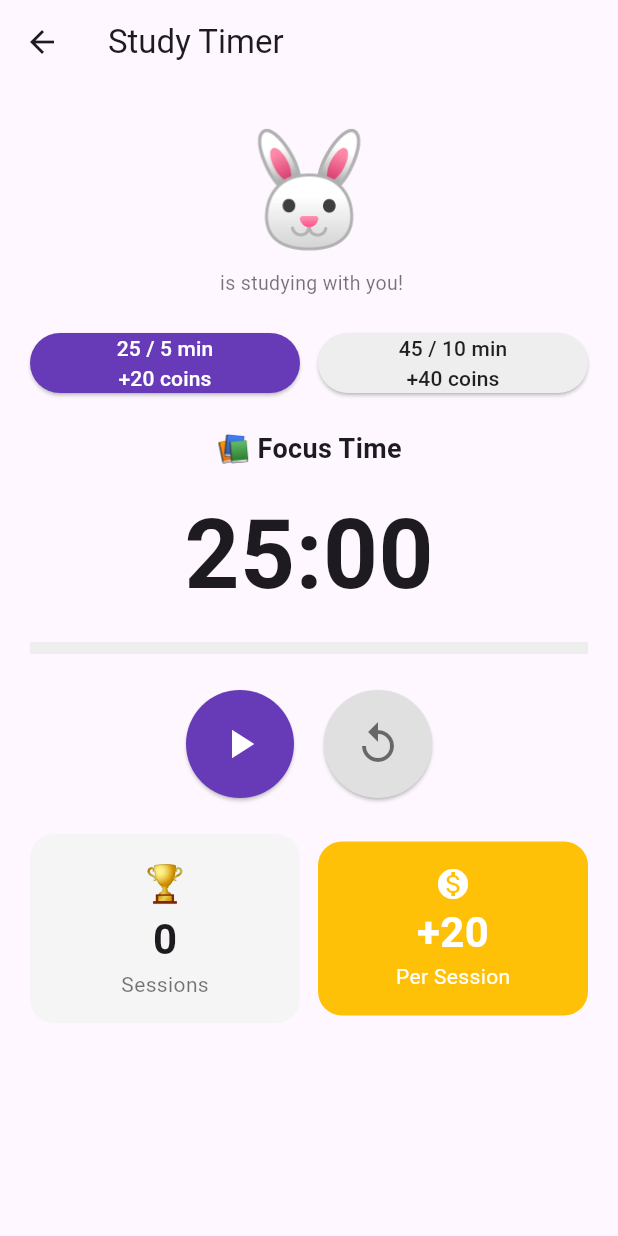
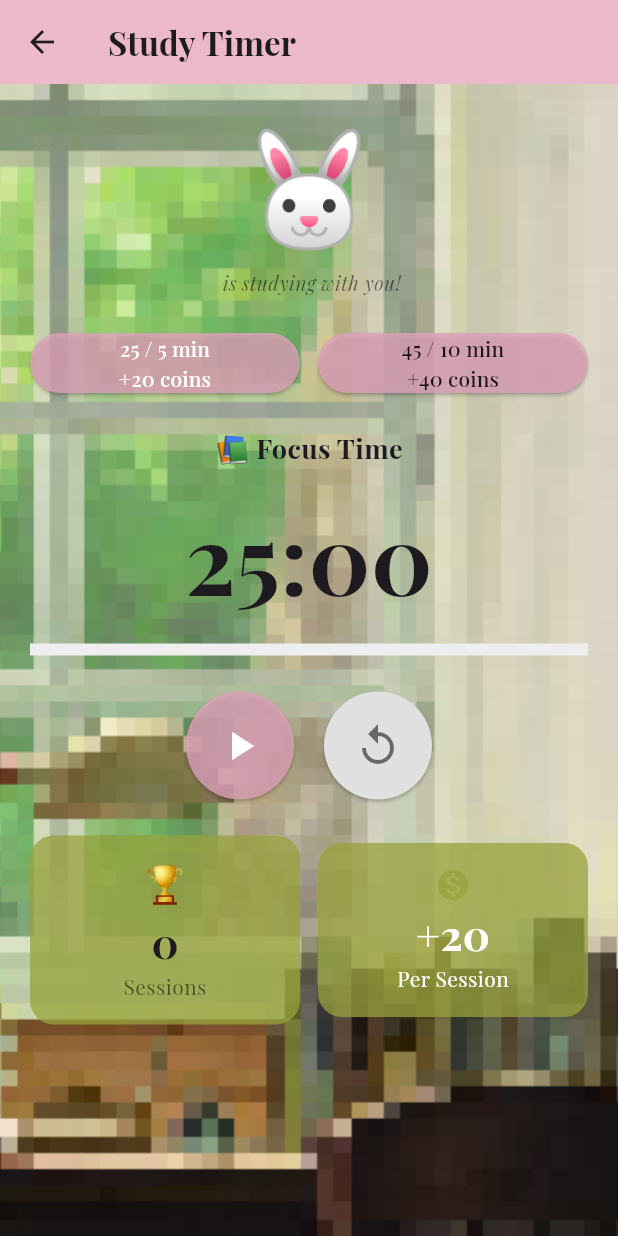
Before and after one commit to brit-dotcom/GWC-Project-7, a Flutter app: the StudyScreen screen opened directly with empty values, on a phone screen of 412 x 824 dp. Run offline on Flutter 3.47's test engine with Material 3 defaults, Android fonts, the light colour scheme and no system bars; our stand-ins replace cloud_firestore, firebase_auth, firebase_core, google_fonts; accounts and stored records are empty.

Commit message:
i made the study screnn look a lil prettier

```diff
--- a/lib/screens/study_screen.dart
+++ b/lib/screens/study_screen.dart
@@ -3,18 +3,12 @@ import 'package:flutter/material.dart';
 import 'package:firebase_auth/firebase_auth.dart';
 import '../models/pet.dart';
 import '../services/pet_service.dart';
+import 'package:google_fonts/google_fonts.dart';
 
-// Two timer mode options
-enum TimerMode {
-  short, // 25 min focus, 5 min break  → 20 coins
-  long,  // 45 min focus, 10 min break → 40 coins
-}
-
-// Whether we're in focus time or break time
+enum TimerMode { short, long }
 enum TimerPhase { focus, breakTime }
 
 class StudyScreen extends StatefulWidget {
-  // Pet is passed in from HomePage so the sprite can be displayed.
   final Pet pet;
   final Future<void> Function() onSessionComplete;
 
@@ -31,30 +25,18 @@ class StudyScreen extends StatefulWidget {
 class _StudyScreenState extends State<StudyScreen> {
   final petService = PetService();
 
-  // Current timer mode — defaults to short (25/5)
   TimerMode selectedMode = TimerMode.short;
-
-  // Whether we're in focus or break phase
   TimerPhase currentPhase = TimerPhase.focus;
 
-  // Timer state
   Timer? _timer;
   bool isRunning = false;
   int secondsRemaining = 25 * 60;
-
-  // Tracks completed focus sessions this screen visit
   int sessionsCompleted = 0;
 
-  // Focus/break durations per mode
   int get focusMinutes => selectedMode == TimerMode.short ? 25 : 45;
-  int get breakMinutes => selectedMode == TimerMode.short ?  5 : 10;
-
-  // Coin rewards matching game logic:
-  //   25 min session (short) → 20 coins
-  //   45 min session (long)  → 40 coins
+  int get breakMinutes => selectedMode == TimerMode.short ? 5 : 10;
   int get coinReward => selectedMode == TimerMode.short ? 20 : 40;
 
-  // ── Placeholder sprite (swap for Image.asset once designer assets are ready)
   String get _petEmoji {
     switch (widget.pet.type) {
       case PetType.bunny: return '🐰';
@@ -69,9 +51,6 @@ class _StudyScreenState extends State<StudyScreen> {
     super.dispose();
   }
 
-  // ── Timer controls ───────────────────────────
-
-  // Switch modes — only allowed when timer is stopped
   void selectMode(TimerMode mode) {
     if (isRunning) return;
     setState(() {
@@ -108,11 +87,8 @@ class _StudyScreenState extends State<StudyScreen> {
     });
   }
 
-  // ── Phase completion ─────────────────────────
-
   Future<void> _onPhaseComplete() async {
     if (currentPhase == TimerPhase.focus) {
-      // Focus session done — award coins then move to break
       await _awardCoins();
       setState(() {
         currentPhase = TimerPhase.breakTime;
@@ -121,7 +97,6 @@ class _StudyScreenState extends State<StudyScreen> {
       });
       _showSnackbar('Focus session complete! +$coinReward coins earned 🎉');
     } else {
-      // Break done — reset back to focus
       setState(() {
         currentPhase = TimerPhase.focus;
         secondsRemaining = focusMinutes * 60;
@@ -130,20 +105,14 @@ class _StudyScreenState extends State<StudyScreen> {
     }
   }
 
-  // Awards coins by going through the pet model so BOTH coins and
-  // totalCoinsEarned are updated correctly in Firestore.
   Future<void> _awardCoins() async {
     try {
-      final userId     = FirebaseAuth.instance.currentUser!.uid;
+      final userId = FirebaseAuth.instance.currentUser!.uid;
       final currentPet = await petService.getPet(userId);
       if (currentPet == null) return;
 
-      // applyPomodoroSession uses focusMinutes to determine the reward tier
-      // and calls _earn() internally, which increments both coin fields.
       final updatedPet = currentPet.applyPomodoroSession(focusMinutes);
       await petService.savePet(userId, updatedPet);
-
-      // Tell HomePage to refresh so the coin badge updates immediately
       await widget.onSessionComplete();
     } catch (e) {
       if (mounted) {
@@ -157,20 +126,16 @@ class _StudyScreenState extends State<StudyScreen> {
   void _showSnackbar(String message) {
     if (mounted) {
       ScaffoldMessenger.of(context)
-          .showSnackBar(SnackBar(content: Text(message)));
+          .showSnackBar(SnackBar(content: Text(message, style: GoogleFonts.playfairDisplay())));
     }
   }
 
-  // ── Display helpers ──────────────────────────
-
-  // Formats seconds as MM:SS (e.g. 1500 → "25:00")
   String get timerDisplay {
     final m = secondsRemaining ~/ 60;
-    final s = secondsRemaining  % 60;
+    final s = secondsRemaining % 60;
     return '${m.toString().padLeft(2, '0')}:${s.toString().padLeft(2, '0')}';
   }
 
-  // 0.0 → 1.0 progress for the bar
   double get timerProgress {
     final total = currentPhase == TimerPhase.focus
         ? focusMinutes * 60
@@ -178,35 +143,44 @@ class _StudyScreenState extends State<StudyScreen> {
     return 1 - (secondsRemaining / total);
   }
 
-  // ── Build ─────────────────────────────────────
-
   @override
   Widget build(BuildContext context) {
     final isFocus = currentPhase == TimerPhase.focus;
 
     return Scaffold(
-      appBar: AppBar(title: const Text('Study Timer')),
-      body: SingleChildScrollView(
+      appBar: AppBar(
+        title: Text(
+          'Study Timer',
+          style: GoogleFonts.playfairDisplay(fontWeight: FontWeight.bold),
+        ),
+        backgroundColor: Color.fromARGB(255, 235, 185, 201),
+      ),
+      body: Stack(
+        children:[
+          Image.asset(
+            'assets/bgss.png',
+            fit: BoxFit.cover,
+            width: double.infinity,
+            height: double.infinity,
+          ),
+
+      SingleChildScrollView(
         padding: const EdgeInsets.all(20),
         child: Column(
           children: [
-
             // ── Pet sprite ───────────────────────
-            // Shows the pet watching over the study session.
-            // Replace Text(_petEmoji) with Image.asset(widget.pet.spriteAsset)
-            // once designer assets are in place.
-            Text(
-              _petEmoji,
-              style: const TextStyle(fontSize: 72),
-            ),
+            Text(_petEmoji, style: const TextStyle(fontSize: 72)),
             Text(
               '${widget.pet.name} is studying with you!',
-              style: const TextStyle(fontSize: 13, color: Colors.black54),
+              style: GoogleFonts.playfairDisplay(
+                fontSize: 13,
+                color: Colors.black54,
+                fontStyle: FontStyle.italic,
+              ),
             ),
             const SizedBox(height: 20),
 
             // ── Mode selector ────────────────────
-            // Disabled while the timer is running.
             Row(
               children: [
                 Expanded(
@@ -214,15 +188,16 @@ class _StudyScreenState extends State<StudyScreen> {
                     onPressed: isRunning ? null : () => selectMode(TimerMode.short),
                     style: ElevatedButton.styleFrom(
                       backgroundColor: selectedMode == TimerMode.short
-                          ? Colors.deepPurple
+                          ? Color.fromRGBO(224, 163, 187, 0.80)
                           : Colors.grey.shade200,
                       foregroundColor: selectedMode == TimerMode.short
                           ? Colors.white
                           : Colors.black87,
                     ),
-                    child: const Text(
+                    child: Text(
                       '25 / 5 min\n+20 coins',
                       textAlign: TextAlign.center,
+                      style: GoogleFonts.playfairDisplay(),
                     ),
                   ),
                 ),
@@ -232,15 +207,16 @@ class _StudyScreenState extends State<StudyScreen> {
                     onPressed: isRunning ? null : () => selectMode(TimerMode.long),
                     style: ElevatedButton.styleFrom(
                       backgroundColor: selectedMode == TimerMode.long
-                          ? Colors.deepPurple
-                          : Colors.grey.shade200,
+                          ?Color.fromRGBO(224, 163, 187, 0.80)
+                          :  Color.fromRGBO(224, 163, 187, 0.80),
                       foregroundColor: selectedMode == TimerMode.long
                           ? Colors.white
                           : Colors.black87,
                     ),
-                    child: const Text(
-                      '45 / 10 min\n+40 coins',  // fixed: was +50
+                    child: Text(
+                      '45 / 10 min\n+40 coins',
                       textAlign: TextAlign.center,
+                      style: GoogleFonts.playfairDisplay(),
                     ),
                   ),
                 ),
@@ -251,14 +227,20 @@ class _StudyScreenState extends State<StudyScreen> {
             // ── Phase label ──────────────────────
             Text(
               isFocus ? '📚 Focus Time' : '☕ Break Time',
-              style: const TextStyle(fontSize: 18, fontWeight: FontWeight.bold),
+              style: GoogleFonts.playfairDisplay(
+                fontSize: 18,
+                fontWeight: FontWeight.bold,
+              ),
             ),
             const SizedBox(height: 12),
 
             // ── Countdown display ────────────────
             Text(
               timerDisplay,
-              style: const TextStyle(fontSize: 64, fontWeight: FontWeight.bold),
+              style: GoogleFonts.playfairDisplay(
+                fontSize: 64,
+                fontWeight: FontWeight.bold,
+              ),
             ),
             const SizedBox(height: 12),
 
@@ -268,7 +250,7 @@ class _StudyScreenState extends State<StudyScreen> {
               minHeight: 8,
               backgroundColor: Colors.grey.shade200,
               valueColor: AlwaysStoppedAnimation<Color>(
-                isFocus ? Colors.deepPurple : Colors.green,
+                isFocus ? Color.fromRGBO(224, 163, 187, 0.80) : Color(0xFF97A13B).withValues(alpha: 0.75),
               ),
             ),
             const SizedBox(height: 24),
@@ -280,7 +262,7 @@ class _StudyScreenState extends State<StudyScreen> {
                 ElevatedButton(
                   onPressed: isRunning ? pauseTimer : startTimer,
                   style: ElevatedButton.styleFrom(
-                    backgroundColor: Colors.deepPurple,
+                    backgroundColor: Color.fromRGBO(224, 163, 187, 0.80),
                     foregroundColor: Colors.white,
                     padding: const EdgeInsets.all(20),
                     shape: const CircleBorder(),
@@ -305,14 +287,14 @@ class _StudyScreenState extends State<StudyScreen> {
             ),
             const SizedBox(height: 24),
 
-            // ── Stats row: sessions + coin reward ─
+            // ── Stats row ────────────────────────
             Row(
               children: [
                 Expanded(
                   child: Container(
                     padding: const EdgeInsets.all(16),
                     decoration: BoxDecoration(
-                      color: Colors.grey.shade100,
+                      color: Color(0xFF97A13B).withValues(alpha: 0.75),
                       borderRadius: BorderRadius.circular(16),
                     ),
                     child: Column(
@@ -320,14 +302,16 @@ class _StudyScreenState extends State<StudyScreen> {
                         const Text('🏆', style: TextStyle(fontSize: 24)),
                         Text(
                           '$sessionsCompleted',
-                          style: const TextStyle(
+                          style: GoogleFonts.playfairDisplay(
                             fontSize: 28,
                             fontWeight: FontWeight.bold,
                           ),
                         ),
-                        const Text(
+                        Text(
                           'Sessions',
-                          style: TextStyle(color: Colors.black54),
+                          style: GoogleFonts.playfairDisplay(
+                            color: Colors.black54,
+                          ),
                         ),
                       ],
                     ),
@@ -338,27 +322,29 @@ class _StudyScreenState extends State<StudyScreen> {
                   child: Container(
                     padding: const EdgeInsets.all(16),
                     decoration: BoxDecoration(
-                      color: const Color(0xFFFFC107),
+                      color: Color(0xFF97A13B).withValues(alpha: 0.75),
                       borderRadius: BorderRadius.circular(16),
                     ),
                     child: Column(
                       children: [
-                        const Icon(
+                        Icon(
                           Icons.monetization_on,
-                          color: Colors.white,
+                          color: Color(0xFF97A13B).withValues(alpha: 0.75),
                           size: 24,
                         ),
                         Text(
                           '+$coinReward',
-                          style: const TextStyle(
+                          style: GoogleFonts.playfairDisplay(
                             fontSize: 28,
                             fontWeight: FontWeight.bold,
                             color: Colors.white,
                           ),
                         ),
-                        const Text(
+                        Text(
                           'Per Session',
-                          style: TextStyle(color: Colors.white),
+                          style: GoogleFonts.playfairDisplay(
+                            color: Colors.white,
+                            ),
                           ),
                         ],
                       ),
@@ -369,6 +355,8 @@ class _StudyScreenState extends State<StudyScreen> {
             ],
           ),
         ),
+      ],
+      ),
     );
   }
 }
--- a/pubspec.yaml
+++ b/pubspec.yaml
@@ -95,3 +95,4 @@ flutter:
 
   assets:
     - assets/Petlivingroombackground.png
+    - assets/bgss.png
```
Also changed, not shown: assets/bgss.png (added), flutter_02.png (added), lib/screens/pet_living_room.png (deleted). Lines whose indentation alone changed are shown as unchanged.
